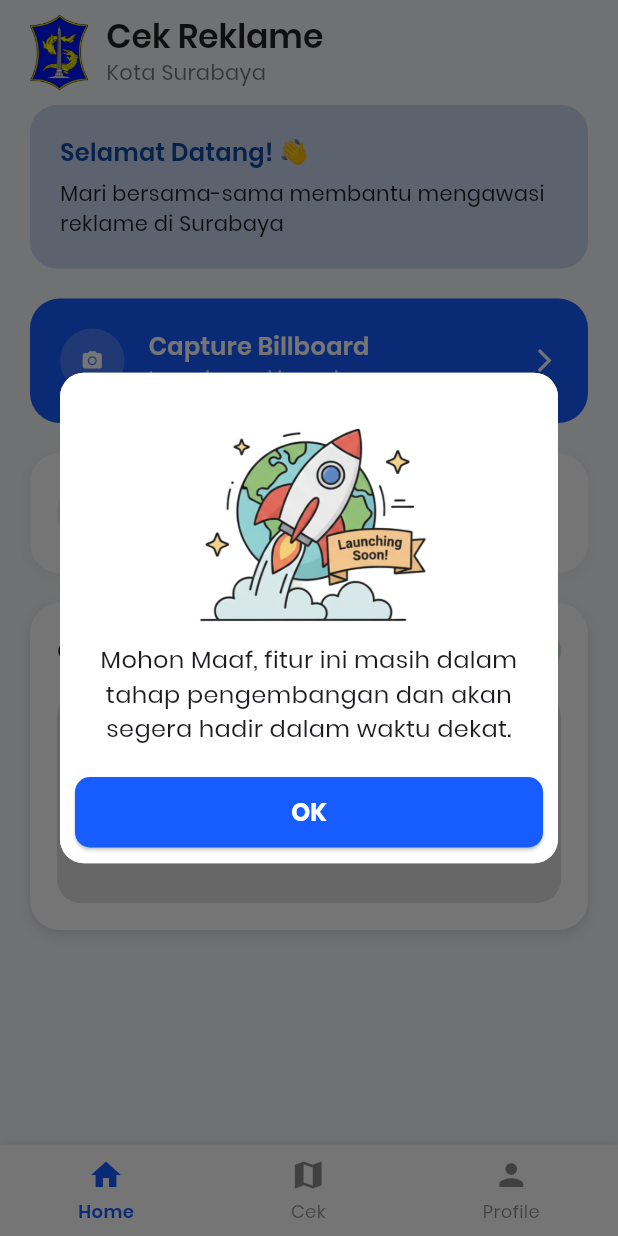
After one commit to williamjohan/bapenda_tools, a Flutter app: the HomePage screen opened by its route, after a tap on "Capture Billboard", on a phone screen of 412 x 824 dp. The commit adds this screen. Run offline on Flutter 3.47's test engine with Material 3 defaults, Android fonts, the light colour scheme and no system bars; our stand-ins replace camera, dio, equatable, flutter_bloc, flutter_dotenv, geolocator and 5 more; accounts and stored records are empty.

Commit message:
feat : add custom modal widgets

```diff
--- a/lib/presentation/features/camera/pages/camera_page.dart
+++ b/lib/presentation/features/camera/pages/camera_page.dart
@@ -134,7 +134,7 @@ class _CaptureScreenState extends State<CaptureScreen>
     } else {
       // STATE 1: Live camera (Root). Kita ingin keluar aplikasi.
       // Panggil pop secara manual untuk melanjutkan aksi pop/exit.
-      SystemNavigator.pop();
+      context.go(AppRoutes.home);
     }
   }
 
@@ -526,8 +526,9 @@ class _CaptureScreenState extends State<CaptureScreen>
                                         // Tambahkan placeholder/loading saat gambar diunduh
                                         loadingBuilder:
                                             (context, child, loadingProgress) {
-                                              if (loadingProgress == null)
+                                              if (loadingProgress == null) {
                                                 return child;
+                                              }
                                               return const Center(
                                                 child:
                                                     CircularProgressIndicator(),
@@ -599,7 +600,7 @@ class _CaptureScreenState extends State<CaptureScreen>
                           child: Text(
                             _isLoadingLocation
                                 ? "Mencari Lokasi..."
-                                : "Cek Reklame Terdekat",
+                                : "Submit Laporan Reklame",
                             style: const TextStyle(
                               fontSize: 18,
                               color: Colors.white,
@@ -687,7 +688,7 @@ class _CaptureScreenState extends State<CaptureScreen>
                 elevation: 0,
                 leading: IconButton(
                   icon: const Icon(Icons.arrow_back, color: Colors.white),
-                  onPressed: () => SystemNavigator.pop(),
+                  onPressed: () => context.go(AppRoutes.home),
                 ),
                 actions: [
                   IconButton(
--- a/lib/presentation/features/home/widgets/capture_card_widget.dart
+++ b/lib/presentation/features/home/widgets/capture_card_widget.dart
@@ -1,6 +1,5 @@
-import 'package:cekreklamemobile/routes/app_routes.dart';
+import 'package:cekreklamemobile/presentation/shared/widgets/custom_modal_widget.dart';
 import 'package:flutter/material.dart';
-import 'package:go_router/go_router.dart';
 
 class CaptureBillboardButton extends StatelessWidget {
   const CaptureBillboardButton({super.key});
@@ -10,7 +9,43 @@ class CaptureBillboardButton extends StatelessWidget {
     return InkWell(
       borderRadius: BorderRadius.circular(20),
       onTap: () {
-        context.go(AppRoutes.camera);
+        showAppModal(
+          context: context,
+          content: Column(
+            children: [
+              Image.asset(
+                'assets/images/feat_comingsoon.png',
+                width: double.infinity,
+                height: 150,
+              ),
+              SizedBox(height: 10),
+              Text(
+                'Mohon Maaf, fitur ini masih dalam tahap pengembangan dan akan segera hadir dalam waktu dekat.',
+                textAlign: TextAlign.center,
+                style: TextStyle(fontSize: 16),
+              ),
+            ],
+          ),
+          primaryButton: ElevatedButton(
+            style: ElevatedButton.styleFrom(
+              backgroundColor: const Color(0xFF175CFF),
+              foregroundColor: Colors.white,
+              padding: const EdgeInsets.symmetric(vertical: 12, horizontal: 24),
+              shape: RoundedRectangleBorder(
+                borderRadius: BorderRadius.circular(10),
+              ),
+            ),
+            onPressed: () {
+              Navigator.pop(context);
+            },
+            child: const Text(
+              'OK',
+              style: TextStyle(fontSize: 16, fontWeight: FontWeight.bold),
+            ),
+          ),
+          showCloseButton: false,
+          isDismissible: true,
+        );
       },
       child: Container(
         padding: const EdgeInsets.all(20),
--- a/lib/presentation/shared/widgets/bottom_navigation_widget.dart
+++ b/lib/presentation/shared/widgets/bottom_navigation_widget.dart
@@ -45,7 +45,7 @@ Widget buildBottomNav() {
       mainAxisAlignment: MainAxisAlignment.spaceAround,
       children: const [
         BottomNavItem(icon: Icons.home, label: "Home", active: true),
-        BottomNavItem(icon: Icons.map, label: "Map"),
+        BottomNavItem(icon: Icons.map, label: "Cek"),
         BottomNavItem(icon: Icons.person, label: "Profile"),
       ],
     ),
--- /dev/null
+++ b/lib/presentation/shared/widgets/custom_modal_widget.dart
@@ -0,0 +1,113 @@
+import 'package:flutter/material.dart';
+
+class CustomModal extends StatelessWidget {
+  final String? title;
+  final Widget content;
+  final Widget? primaryButton;
+  final Color backgroundColor;
+  final Widget? topIcon;
+  final bool showCloseButton;
+
+  const CustomModal({
+    super.key,
+    this.title,
+    required this.content,
+    this.primaryButton,
+    this.backgroundColor = Colors.white,
+    this.topIcon,
+    this.showCloseButton = true,
+  });
+
+  @override
+  Widget build(BuildContext context) {
+    return AlertDialog(
+      contentPadding: EdgeInsets.zero,
+      shape: RoundedRectangleBorder(borderRadius: BorderRadius.circular(16.0)),
+
+      content: Container(
+        width: MediaQuery.of(context).size.width * 0.85,
+        padding: const EdgeInsets.all(10.0),
+        decoration: BoxDecoration(
+          color: backgroundColor,
+          borderRadius: BorderRadius.circular(16.0),
+        ),
+        child: Column(
+          mainAxisSize: MainAxisSize.min,
+          crossAxisAlignment: CrossAxisAlignment.center,
+          children: [
+            // Ikon di bagian atas (jika ada)
+            if (topIcon != null) ...[topIcon!, const SizedBox(height: 15)],
+
+            // Close Button di kanan atas
+            if (showCloseButton)
+              Align(
+                alignment: Alignment.topRight,
+                child: IconButton(
+                  icon: const Icon(Icons.close, color: Colors.grey),
+                  onPressed: () => Navigator.pop(context),
+                  padding: EdgeInsets.zero,
+                  constraints: const BoxConstraints(),
+                ),
+              ),
+
+            // Judul (jika ada)
+            if (title != null) ...[
+              Text(
+                title!,
+                textAlign: TextAlign.center,
+                style: TextStyle(
+                  fontSize: 18,
+                  fontWeight: FontWeight.bold,
+                  color: Theme.of(context).colorScheme.primary,
+                ),
+              ),
+              const SizedBox(height: 10), // Jarak setelah judul
+              const Divider(
+                height: 10,
+                thickness: 1,
+              ), // Divider setelah judul jika ada
+              const SizedBox(height: 10),
+            ] else if (topIcon == null && showCloseButton == false) ...[
+              // Jika tidak ada title dan tidak ada icon, dan tidak ada tombol close, mungkin tidak perlu divider
+              // Anda bisa atur logic divider di sini sesuai kebutuhan
+              const SizedBox(height: 10),
+            ],
+
+            // Isi Konten Utama
+            SingleChildScrollView(child: content),
+
+            // Primary Action Button (jika ada)
+            if (primaryButton != null) ...[
+              const SizedBox(height: 20),
+              SizedBox(width: double.infinity, child: primaryButton!),
+            ],
+          ],
+        ),
+      ),
+    );
+  }
+}
+
+void showAppModal({
+  required BuildContext context,
+  String? title,
+  required Widget content,
+  Widget? primaryButton,
+  bool isDismissible = false,
+  Widget? topIcon,
+  bool showCloseButton = true,
+}) {
+  showDialog(
+    context: context,
+    barrierDismissible: isDismissible,
+    builder: (context) {
+      return CustomModal(
+        title: title,
+        content: content,
+        primaryButton: primaryButton,
+        topIcon: topIcon,
+        showCloseButton: showCloseButton,
+      );
+    },
+  );
+}
--- a/lib/routes/app_router.dart
+++ b/lib/routes/app_router.dart
@@ -2,7 +2,7 @@ import 'package:cekreklamemobile/domain/entities/billboard_entity.dart';
 import 'package:cekreklamemobile/presentation/features/detail/pages/detail_page.dart';
 import 'package:cekreklamemobile/presentation/features/home/pages/home_page.dart';
 import 'package:cekreklamemobile/presentation/features/result/pages/check_result.dart';
-import 'package:cekreklamemobile/presentation/shared/widgets/splashscreen.dart';
+import 'package:cekreklamemobile/splashscreen.dart';
 import 'package:flutter/material.dart';
 import 'package:go_router/go_router.dart';
 import 'app_routes.dart';
@@ -81,5 +81,7 @@ final GoRouter appRouter = GoRouter(
         },
       ),
     ),
+
+    // Tambahkan route lainnya di sini
   ],
 );
```
Also changed, not shown: assets/images/feat_comingsoon.png (added), lib/splashscreen.dart (renamed from lib/presentation/shared/widgets/splashscreen.dart).
